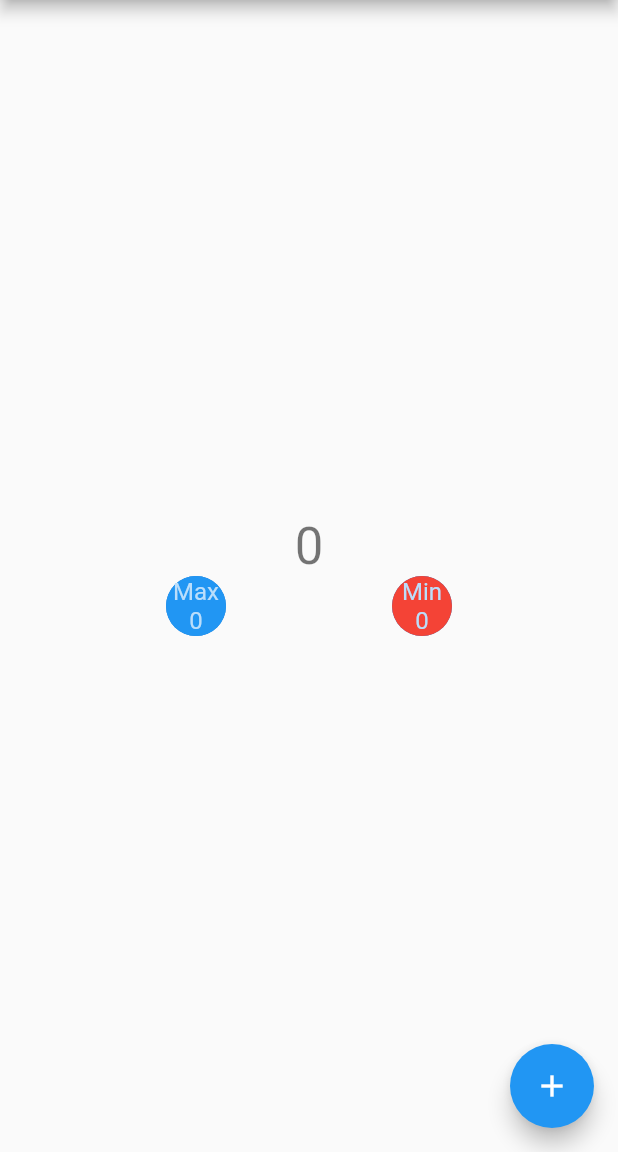
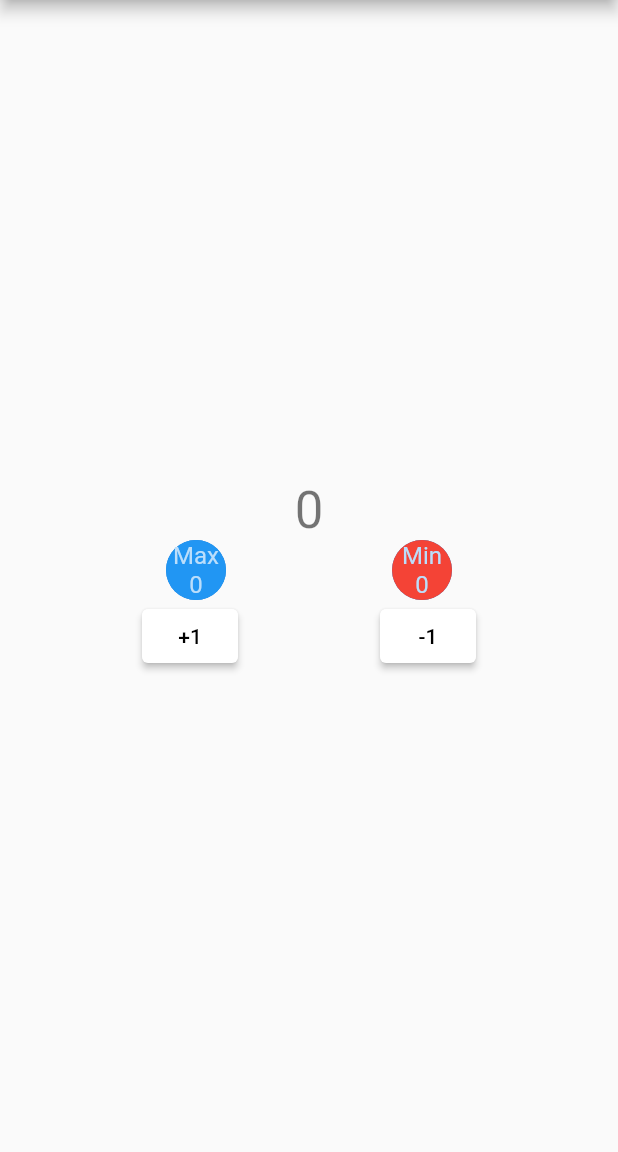
Before and after one commit to ViniciusSaGoncalves/contador2_vinicius, a Flutter app: the screen it shows after launch, on a phone screen of 412 x 824 dp, the part 84-1236 px from its top. Run offline on Flutter 3.47's test engine with Material 2 defaults, Android fonts, the phone set to English and light mode, and no system bars.

Commit message:
implementação dos botoes de incremento e decremento na tela principal

```diff
--- a/lib/app/pages/page.home.dart
+++ b/lib/app/pages/page.home.dart
@@ -1,3 +1,4 @@
+import 'package:contador2_vinicius/app/shared/widgets/WidgetActionButton.dart';
 import 'package:contador2_vinicius/app/shared/widgets/WidgetCircleAvatarDefault.dart';
 import 'package:flutter/material.dart';
 
@@ -7,17 +8,25 @@ class PageHome extends StatefulWidget {
   final String title;
 
   @override
-  _PageHomeState createState() => _PageHomeState();
+  PageHomeState createState() => PageHomeState();
 }
 
-class _PageHomeState extends State<PageHome> {
+class PageHomeState extends State<PageHome> {
   int _counter = 0;
   int max = 0;
   int min = 0;
 
-  void _incrementCounter() {
+  void incrementCounter({int value = 1}) {
     setState(() {
-      _counter++;
+      _counter += value;
+      if (_counter > max) max = _counter;
+    });
+  }
+
+  void decrementCounter({int value = 1}) {
+    setState(() {
+      _counter -= value;
+      if (_counter < min) min = _counter;
     });
   }
 
@@ -49,14 +58,16 @@ class _PageHomeState extends State<PageHome> {
                 ),
               ],
             ),
+            Row(
+              mainAxisAlignment: MainAxisAlignment.spaceEvenly,
+              children: [
+                WidgetActionButton(action: incrementCounter, label: '+1'),
+                WidgetActionButton(action: decrementCounter, label: '-1')
+              ],
+            ),
           ],
         ),
       ),
-      floatingActionButton: FloatingActionButton(
-        onPressed: _incrementCounter,
-        tooltip: 'Increment',
-        child: Icon(Icons.add),
-      ), // This trailing comma makes auto-formatting nicer for build methods.
     );
   }
 }
--- /dev/null
+++ b/lib/app/shared/widgets/WidgetActionButton.dart
@@ -0,0 +1,27 @@
+import 'package:flutter/material.dart';
+
+class WidgetActionButton extends StatelessWidget {
+  final String label;
+  final Function action;
+  const WidgetActionButton(
+      {@required this.action, @required this.label, Key key})
+      : super(key: key);
+
+  @override
+  Widget build(BuildContext context) {
+    return ElevatedButton(
+      style: ButtonStyle(
+        backgroundColor: MaterialStateProperty.all<Color>(
+          Colors.white,
+        ),
+      ),
+      child: Text(
+        label,
+        style: const TextStyle(
+          color: Colors.black,
+        ),
+      ),
+      onPressed: action,
+    );
+  }
+}
```
